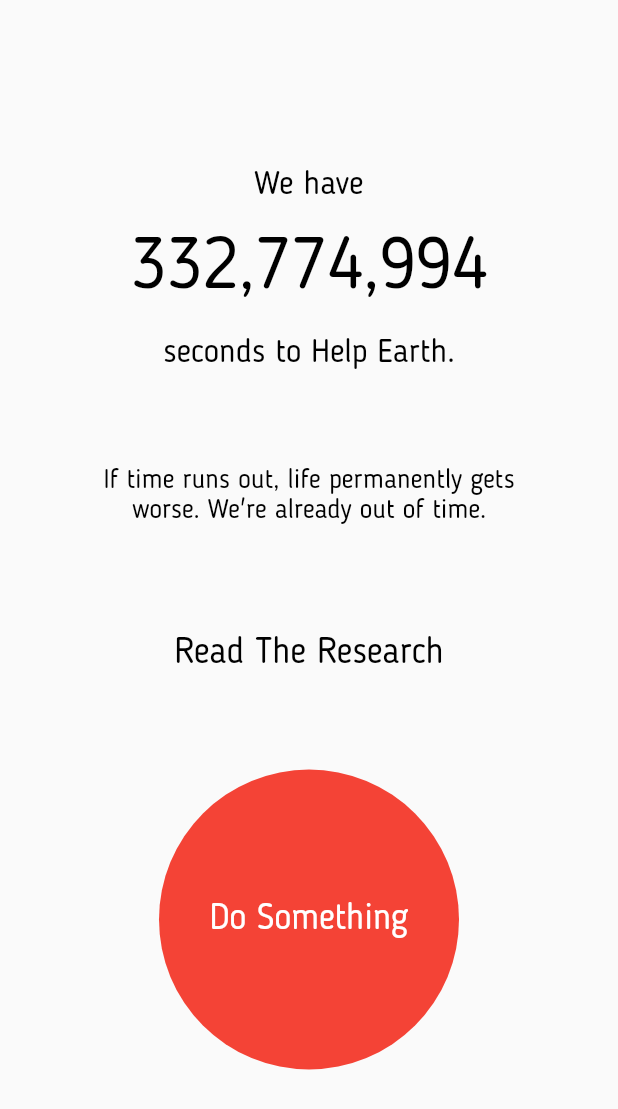
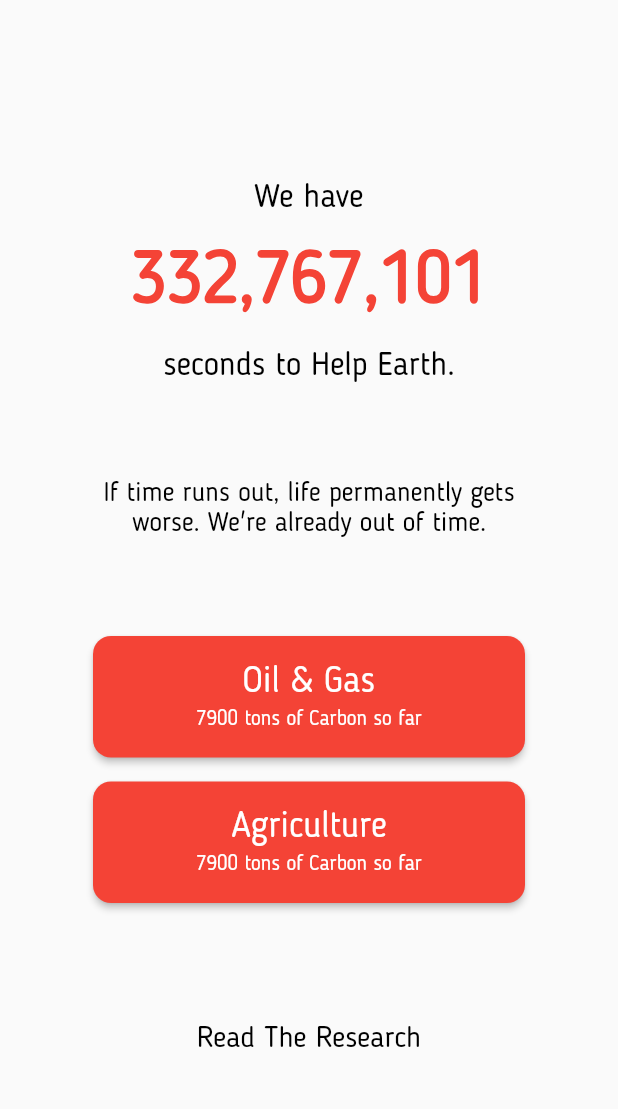
Before and after one commit to IanWambai/HelpEarth, a Flutter app: the screen it shows after launch, on a phone screen of 412 x 824 dp. Shown: the top 1109 px of the screen. Run offline on Flutter 3.47's test engine with Material 2 defaults, Android fonts, the phone set to English and light mode, and no system bars.

Commit message:
Oil & Gas/Agriculture
Add prompts for oil & gas and agriculture industry actions and the actions to take

Signed-off-by: Ian Wambai <3706215+IanWambai@users.noreply.github.com>

```diff
--- a/lib/main.dart
+++ b/lib/main.dart
@@ -1,7 +1,6 @@
 import 'package:flutter/material.dart';
 import 'package:intl/intl.dart';
 import 'package:quiver/async.dart';
-import 'package:share/share.dart';
 import 'package:url_launcher/url_launcher.dart';
 
 void main() {
@@ -18,8 +17,12 @@ class CountdownTimerPage extends StatefulWidget {
 class CountdownTimerPageState extends State<CountdownTimerPage> {
   int timeWeHaveLeft = 0;
   int progressSinceReportWasReleased = 0;
-  int currentNumber = 0;
-  final stepInSeconds = 1;
+
+  int currentTimeCount = 0;
+  int timeCountOilAndGas = 0;
+  int timeCountAgriculture = 0;
+
+  final stepInMilliseconds = 1;
 
   CountdownTimerPageState() {
     processCurrentTime();
@@ -32,22 +35,17 @@ class CountdownTimerPageState extends State<CountdownTimerPage> {
     DateTime now = DateTime.now();
 
     timeWeHaveLeft = deadline.difference(now).inSeconds;
-    int timeSinceReportWasReleased =
-        deadline.difference(reportReleaseDate).inSeconds;
-    progressSinceReportWasReleased =
-        100 - ((timeWeHaveLeft / timeSinceReportWasReleased) * 100).toInt();
+    int timeSinceReportWasReleased = deadline.difference(reportReleaseDate).inSeconds;
+    progressSinceReportWasReleased = 100 - ((timeWeHaveLeft / timeSinceReportWasReleased) * 100).toInt();
   }
 
   setupCountdownTimer() {
-    CountdownTimer countDownTimer = new CountdownTimer(
-        new Duration(seconds: timeWeHaveLeft),
-        new Duration(seconds: stepInSeconds));
+    CountdownTimer countDownTimer = new CountdownTimer(new Duration(seconds: timeWeHaveLeft), new Duration(milliseconds: stepInMilliseconds));
 
     var sub = countDownTimer.listen(null);
     sub.onData((duration) {
-      currentNumber += stepInSeconds;
-
-      this.onTimerTick(currentNumber);
+      currentTimeCount += stepInMilliseconds;
+      this.onTimerTick(currentTimeCount);
     });
 
     sub.onDone(() {
@@ -58,14 +56,16 @@ class CountdownTimerPageState extends State<CountdownTimerPage> {
   void onTimerTick(int currentNumber) {
     setState(() {
       currentNumber = currentNumber;
+      timeCountOilAndGas += 1;
+      timeCountAgriculture += 1;
     });
   }
 
   @override
   Widget build(BuildContext context) {
     final formatter = new NumberFormat("###,###,###,###,###,###");
-    int number = timeWeHaveLeft - currentNumber;
-    number += stepInSeconds;
+    int number = timeWeHaveLeft - currentTimeCount;
+    number += stepInMilliseconds;
 
     return new Scaffold(
         body: Column(
@@ -84,7 +84,8 @@ class CountdownTimerPageState extends State<CountdownTimerPage> {
           padding: const EdgeInsets.only(top: 18.0, bottom: 18.0),
           child: Text(
             formatter.format(number),
-            style: new TextStyle(color: Colors.black, fontSize: 48.0),
+            style: new TextStyle(
+                color: Colors.red, fontSize: 48.0, fontWeight: FontWeight.bold),
             textAlign: TextAlign.center,
           ),
         ),
@@ -95,7 +96,7 @@ class CountdownTimerPageState extends State<CountdownTimerPage> {
         ),
         Padding(
           padding: const EdgeInsets.only(
-              top: 64.0, bottom: 72.0, left: 64.0, right: 64.0),
+              top: 64.0, bottom: 64.0, left: 64.0, right: 64.0),
           child: Text(
             'If time runs out, life permanently gets worse. We\'re already out of time.',
             style: new TextStyle(color: Colors.black, fontSize: 18.0),
@@ -103,7 +104,83 @@ class CountdownTimerPageState extends State<CountdownTimerPage> {
           ),
         ),
         Padding(
-          padding: const EdgeInsets.only(left: 12.0, right: 12.0, bottom: 64.0),
+          padding: const EdgeInsets.only(bottom: 16),
+          child: Center(
+            child: RaisedButton(
+                textColor: Colors.white,
+                color: Colors.red,
+                child: Container(
+                  width: 256,
+                  child: Padding(
+                    padding: const EdgeInsets.all(18.0),
+                    child: Column(
+                      children: <Widget>[
+                        Padding(
+                          padding: const EdgeInsets.only(bottom: 4),
+                          child: new Text(
+                            'Oil & Gas',
+                            style: new TextStyle(
+                                color: Colors.white, fontSize: 24.0),
+                            textAlign: TextAlign.center,
+                          ),
+                        ),
+                        new Text(
+                          timeCountOilAndGas.toString() + ' tons of Carbon so far',
+                          style: new TextStyle(
+                              color: Colors.white, fontSize: 14.0),
+                          textAlign: TextAlign.center,
+                        ),
+                      ],
+                    ),
+                  ),
+                ),
+                onPressed: () {
+                  _doSomething(context);
+                },
+                shape: new RoundedRectangleBorder(
+                    borderRadius: new BorderRadius.circular(12.0))),
+          ),
+        ),
+        Padding(
+          padding: const EdgeInsets.only(bottom: 16),
+          child: Center(
+            child: RaisedButton(
+                textColor: Colors.white,
+                color: Colors.red,
+                child: Container(
+                  width: 256,
+                  child: Padding(
+                    padding: const EdgeInsets.all(18.0),
+                    child: Column(
+                      children: <Widget>[
+                        Padding(
+                          padding: const EdgeInsets.only(bottom: 4),
+                          child: new Text(
+                            'Agriculture',
+                            style: new TextStyle(
+                                color: Colors.white, fontSize: 24.0),
+                            textAlign: TextAlign.center,
+                          ),
+                        ),
+                        new Text(
+                          timeCountAgriculture.toString() + ' tons of Carbon so far',
+                          style: new TextStyle(
+                              color: Colors.white, fontSize: 14.0),
+                          textAlign: TextAlign.center,
+                        ),
+                      ],
+                    ),
+                  ),
+                ),
+                onPressed: () {
+                  _doSomething(context);
+                },
+                shape: new RoundedRectangleBorder(
+                    borderRadius: new BorderRadius.circular(12.0))),
+          ),
+        ),
+        Padding(
+          padding: const EdgeInsets.only(left: 12.0, right: 12.0, top: 64.0),
           child: Center(
             child: GestureDetector(
               onTap: () {
@@ -111,29 +188,7 @@ class CountdownTimerPageState extends State<CountdownTimerPage> {
               },
               child: new Text(
                 'Read The Research',
-                style: new TextStyle(color: Colors.black, fontSize: 24.0),
-                textAlign: TextAlign.center,
-              ),
-            ),
-          ),
-        ),
-        Container(
-          height: 200.0,
-          width: 200.0,
-          decoration: new BoxDecoration(
-            color: Colors.red,
-            shape: BoxShape.circle,
-          ),
-          child: Center(
-            child: GestureDetector(
-              onTap: () {
-                Share.share('We have ' +
-                    formatter.format(timeWeHaveLeft) +
-                    ' seconds left to #HelpEarth. If Time runs out, life as you know it will permanently change for the worse.\n\nWe Are Already Out Of Time.');
-              },
-              child: new Text(
-                'Do Something',
-                style: new TextStyle(color: Colors.white, fontSize: 24.0),
+                style: new TextStyle(color: Colors.black, fontSize: 20.0),
                 textAlign: TextAlign.center,
               ),
             ),
@@ -151,28 +206,12 @@ class CountdownTimerPageState extends State<CountdownTimerPage> {
     }
   }
 
-  _openAboutPage(BuildContext context) {
-    Navigator.of(context)
-        .push(MaterialPageRoute(builder: (context) => SecondRoute()));
+  _doSomething(BuildContext context) {
+//    Navigator.of(context)
+//        .push(MaterialPageRoute(builder: (context) => DoSomethingPage()));
   }
 }
 
-class SecondRoute extends StatelessWidget {
-  @override
-  Widget build(BuildContext context) {
-    return Scaffold(
-      appBar: AppBar(
-        title: Text("About Help Earth"),
-        backgroundColor: Colors.cyan,
-      ),
-      body: Padding(
-        padding: const EdgeInsets.only(top: 64, bottom: 32),
-        child: Text(
-          'If Time runs out, life as you know it will permanently change for the worse.',
-          style: new TextStyle(color: Colors.black, fontSize: 18.0),
-          textAlign: TextAlign.center,
-        ),
-      ),
-    );
-  }
-}
+//class DoSomethingPage extends StatefulWidget {
+//
+//}
```
Also changed, not shown: lib/coordinate_offset.dart (added, +200 -0 lines).
